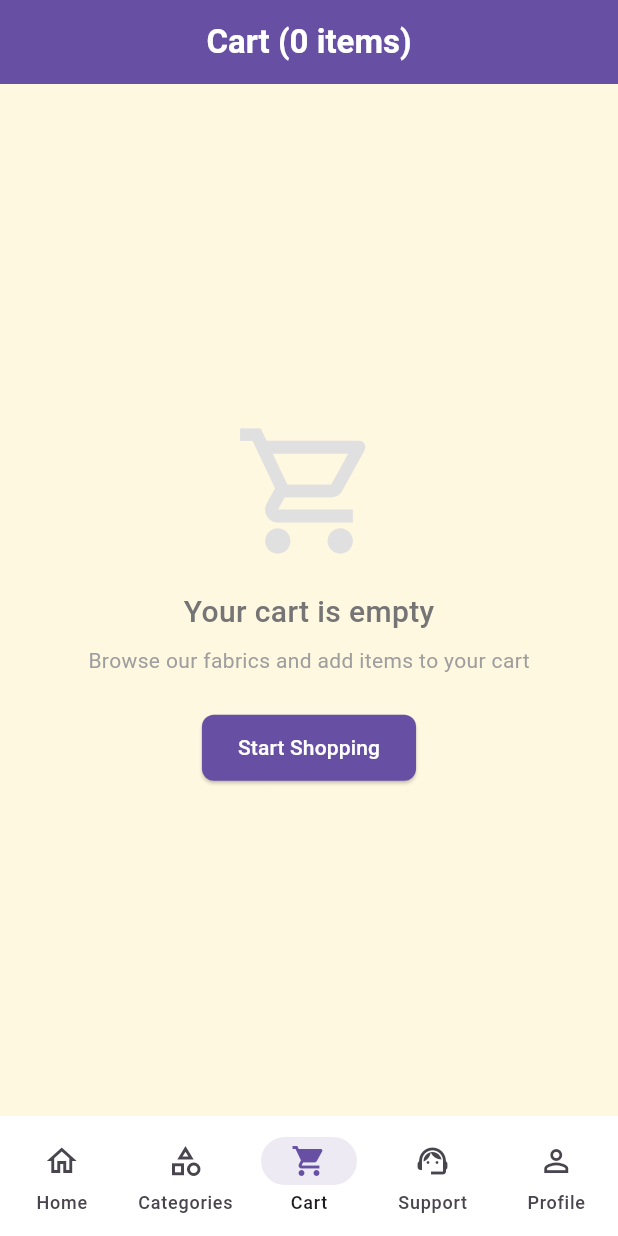
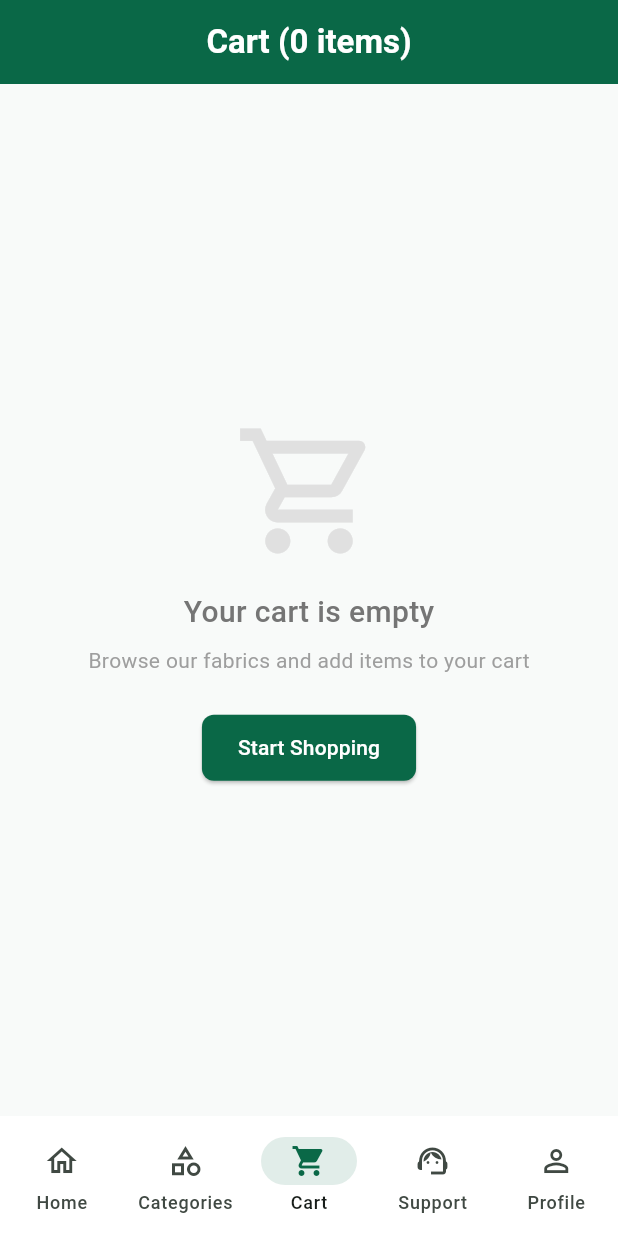
Before and after one commit to teejayfpi/Victoria-Fabrics, a Flutter app: the screen it shows after launch, item 3 of the bottom bar chosen, on a phone screen of 412 x 824 dp. Run offline on Flutter 3.47's test engine with Material 3 defaults, Android fonts, the phone set to English and light mode, and no system bars; our stand-ins replace cached_network_image, cloud_firestore, cloud_functions, firebase_auth, firebase_core, firebase_storage and 6 more; accounts and stored records are empty; network calls fail.

Commit message:
Align the UI on a single palette and fix two layout overflows
The app launched on the emerald AppColors splash but every other screen used
a leftover purple AppTheme, so the brand changed colour after launch. PR #2
added the enterprise palette but only wired the splash screens to it.

* AppTheme now sources primary/secondary/background/surface/text/error from
  AppColors, and the app bar, buttons, inputs, bottom nav and dividers all use
  palette tokens instead of raw white/grey. One palette across both apps.
* ProductCard: the 8px inner padding overflowed the fixed 2:5 flex area by
  2.2px at every tested size; trimmed to 6px vertical.
* CartItemWidget: the quantity stepper overflowed 34px on a 320px-wide phone
  (the classic small-phone case). The stepper now scales down via FittedBox and
  the trailing price column is width-capped with ellipsis.

Added test/presentation/widget_layout_test.dart, which renders all three shared
widgets at 320x568, 390x844 and 1024x1366; a RenderFlex overflow throws, so
these are regression guards. Added test/core/theme_test.dart pinning the
palette. flutter analyze --fatal-infos clean; 71 tests pass.

```diff
--- a/lib/core/theme/app_theme.dart
+++ b/lib/core/theme/app_theme.dart
@@ -1,12 +1,19 @@
 import 'package:flutter/material.dart';
 
+import 'app_colors.dart';
+
+/// App-wide theme.
+///
+/// Colours are sourced from [AppColors] so there is a single palette: the app
+/// previously shipped a purple theme here while the splash screens used the
+/// emerald design system, so launch and the screens behind it disagreed.
 class AppTheme {
-  static const Color primaryColor = Color(0xFF6750A4);
-  static const Color secondaryColor = Color(0xFFFF7043);
-  static const Color backgroundColor = Color(0xFFFFF8E1);
-  static const Color surfaceColor = Colors.white;
-  static const Color textColor = Color(0xFF3E2723);
-  static const Color errorColor = Color(0xFFB00020);
+  static const Color primaryColor = AppColors.primary;
+  static const Color secondaryColor = AppColors.accent;
+  static const Color backgroundColor = AppColors.background;
+  static const Color surfaceColor = AppColors.surface;
+  static const Color textColor = AppColors.textPrimary;
+  static const Color errorColor = AppColors.error;
 
   static ThemeData get lightTheme {
     return ThemeData(
@@ -21,7 +28,7 @@ class AppTheme {
       scaffoldBackgroundColor: backgroundColor,
       appBarTheme: const AppBarTheme(
         backgroundColor: primaryColor,
-        foregroundColor: Colors.white,
+        foregroundColor: AppColors.textOnPrimary,
         elevation: 0,
         centerTitle: true,
       ),
@@ -35,7 +42,7 @@ class AppTheme {
       elevatedButtonTheme: ElevatedButtonThemeData(
         style: ElevatedButton.styleFrom(
           backgroundColor: primaryColor,
-          foregroundColor: Colors.white,
+          foregroundColor: AppColors.textOnPrimary,
           padding: const EdgeInsets.symmetric(horizontal: 24, vertical: 12),
           shape: RoundedRectangleBorder(
             borderRadius: BorderRadius.circular(8),
@@ -44,26 +51,27 @@ class AppTheme {
       ),
       inputDecorationTheme: InputDecorationTheme(
         filled: true,
-        fillColor: Colors.white,
+        fillColor: surfaceColor,
         border: OutlineInputBorder(
           borderRadius: BorderRadius.circular(8),
           borderSide: BorderSide.none,
         ),
         enabledBorder: OutlineInputBorder(
           borderRadius: BorderRadius.circular(8),
-          borderSide: BorderSide(color: Colors.grey.shade300),
+          borderSide: const BorderSide(color: AppColors.inputBorder),
         ),
         focusedBorder: OutlineInputBorder(
           borderRadius: BorderRadius.circular(8),
-          borderSide: const BorderSide(color: primaryColor, width: 2),
+          borderSide: const BorderSide(color: AppColors.inputFocus, width: 2),
         ),
       ),
       bottomNavigationBarTheme: const BottomNavigationBarThemeData(
         backgroundColor: surfaceColor,
         selectedItemColor: primaryColor,
-        unselectedItemColor: Colors.grey,
+        unselectedItemColor: AppColors.textMuted,
         type: BottomNavigationBarType.fixed,
       ),
+      dividerTheme: const DividerThemeData(color: AppColors.divider),
       textTheme: const TextTheme(
         headlineLarge: TextStyle(
           color: textColor,
--- a/lib/presentation/widgets/product_card.dart
+++ b/lib/presentation/widgets/product_card.dart
@@ -61,7 +61,10 @@ class ProductCard extends StatelessWidget {
             Expanded(
               flex: 2,
               child: Padding(
-                padding: const EdgeInsets.all(8.0),
+                padding: const EdgeInsets.symmetric(
+                  horizontal: 8,
+                  vertical: 6,
+                ),
                 child: Column(
                   crossAxisAlignment: CrossAxisAlignment.start,
                   children: [
```
Also changed, not shown: lib/presentation/widgets/cart_item_widget.dart (+16 -3 lines), 2 other files.
